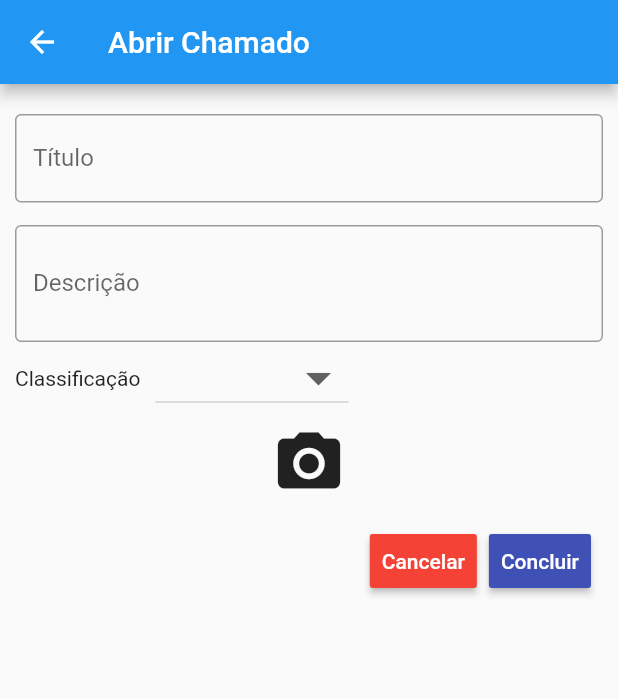
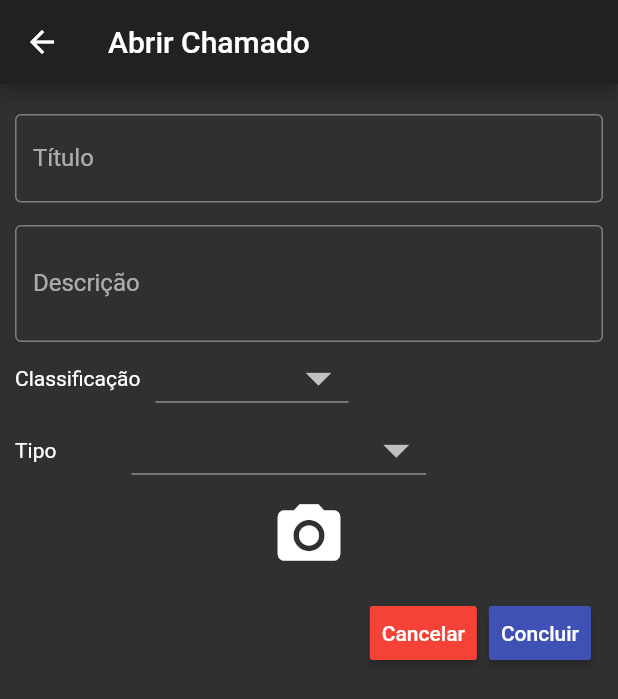
Before and after one commit to mateusconrad/helptask, a Flutter app: the AbrirChamado screen opened directly with empty values, on a phone screen of 412 x 824 dp. Shown: the top 699 px of the screen. Run offline on Flutter 3.47's test engine with Material 2 defaults, Android fonts, the phone set to English and light mode, and no system bars; our stand-ins replace cloud_firestore, firebase_auth, google_sign_in; missing offline and left inert: flutter_auth_buttons; accounts and stored records are empty.

Commit message:
add tipoServico on abrir_chamado

```diff
--- a/lib/main.dart
+++ b/lib/main.dart
@@ -7,7 +7,7 @@ void main() {
     debugShowCheckedModeBanner: false,
     home: Login(),
     theme: ThemeData(
-      brightness: Brightness.light,
+      brightness: Brightness.dark,
     ),
   ));
 }
--- a/lib/telas/abrir_chamado.dart
+++ b/lib/telas/abrir_chamado.dart
@@ -15,6 +15,9 @@ class _AbrirChamadoState extends State<AbrirChamado> {
   GlobalKey<FormState> formkey = GlobalKey<FormState>();
   var _valueClassificacao;
   var _tiposClassificacao = ["Hardware","Software","Rede","Impressoras","Telefonia"];
+
+  var _valueTipoChamado;
+  var _tipoChamado = ["Incidente", "Melhoria", "Requisição de Serviço"];
 
 //  @override
 //  void initState() {
@@ -49,6 +52,14 @@ class _AbrirChamadoState extends State<AbrirChamado> {
                   Text("Classificação"),
                   _sizedBox(10, 10),
                   _categoriaMenu(),
+                ],
+              ),
+              Row(
+                children: <Widget>[
+                  Text("Tipo"),
+                    _sizedBox(50, 10),
+
+                  _tipoServicoMenu()
                 ],
               ),
               IconButton(
@@ -87,7 +98,24 @@ class _AbrirChamadoState extends State<AbrirChamado> {
       iconSize: 40.0,
     );
   }
-
+  DropdownButton<String> _tipoServicoMenu() {
+    return DropdownButton<String>(
+      items: _tipoChamado.map((String dropDownStringItem) {
+        return DropdownMenuItem<String>(
+          value: dropDownStringItem,
+          child: Text(dropDownStringItem),
+        );
+      }).toList(),
+      onChanged: (value) {
+        setState(() {
+          _valueTipoChamado = value;
+        });
+      },
+      value: _valueTipoChamado,
+      elevation: 2,
+      iconSize: 40.0,
+    );
+  }
 
 
   RaisedButton _botaoAbrirChamado() {
@@ -99,6 +127,7 @@ class _AbrirChamadoState extends State<AbrirChamado> {
           "titulo": tituloChamado.text,
           "descricao": descricaoChamado.text,
           "classificacao": _valueClassificacao,
+          "tipo": _valueTipoChamado,
           "status": "1",
         });
 
--- a/lib/telas/showInfo.dart
+++ b/lib/telas/showInfo.dart
@@ -10,8 +10,10 @@ showInfo(BuildContext context, index, snapshot){
           toUpperCase()),
           content: Column(
             children: <Widget>[
-              Text(snapshot.data.documents[index].data["descricao"].
-              toString()),
+              Text("Classificação: "+snapshot.data.documents[index].data["classificacao"].toString()),
+              Text("Tipo: "+snapshot.data.documents[index].data["tipo"].toString()),
+              Text("Descrição: \n"+snapshot.data.documents[index].data["descricao"].toString()),
+
             ],
           ),
         );
```
